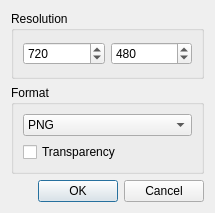
This is app/exportimageseqdialog.ui in pencil2d/pencil as Qt 5 draws it before an edit. The edited form follows.
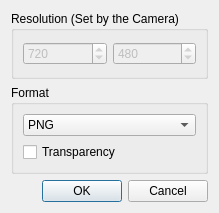
This is the edited form.

Patch:
```diff
--- a/app/exportimageseqdialog.ui
+++ b/app/exportimageseqdialog.ui
@@ -17,11 +17,14 @@
    <item>
     <widget class="QGroupBox" name="groupBox">
      <property name="title">
-      <string>Resolution</string>
+      <string>Resolution (Set by the Camera)</string>
      </property>
      <layout class="QHBoxLayout" name="horizontalLayout">
       <item>
        <widget class="QSpinBox" name="imgWidthSpinBox">
+        <property name="enabled">
+         <bool>false</bool>
+        </property>
         <property name="minimum">
          <number>1</number>
         </property>
@@ -35,6 +38,9 @@
       </item>
       <item>
        <widget class="QSpinBox" name="imgHeightSpinBox">
+        <property name="enabled">
+         <bool>false</bool>
+        </property>
         <property name="minimum">
          <number>1</number>
         </property>
```
